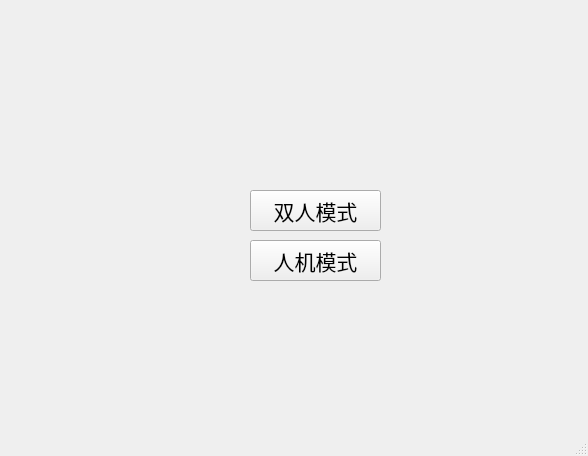
First picture: the form in Start.ui, repository kwisatz-haderach2/2024C-Final-Project, before the edit.
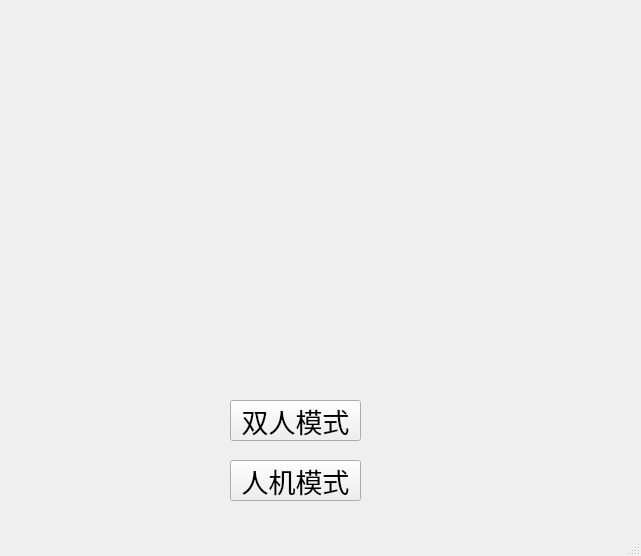
Second picture: the form after the edit. Icons and pictures are not drawn.

Patch:
```diff
--- a/Start.ui
+++ b/Start.ui
@@ -6,19 +6,44 @@
    <rect>
     <x>0</x>
     <y>0</y>
-    <width>588</width>
-    <height>456</height>
+    <width>641</width>
+    <height>556</height>
    </rect>
   </property>
+  <property name="font">
+   <font>
+    <family>隶书</family>
+    <pointsize>14</pointsize>
+   </font>
+  </property>
   <property name="windowTitle">
-   <string>start</string>
+   <string>中国象棋</string>
+  </property>
+  <property name="windowIcon">
+   <iconset resource="res.qrc">
+    <normaloff>:/image/res/OIP-removebg-preview.png</normaloff>:/image/res/OIP-removebg-preview.png</iconset>
+  </property>
+  <property name="styleSheet">
+   <string notr="true">#centralwidget{border-image:url(:/image/res/1.png)}</string>
+  </property>
+  <property name="iconSize">
+   <size>
+    <width>50</width>
+    <height>50</height>
+   </size>
+  </property>
+  <property name="toolButtonStyle">
+   <enum>Qt::ToolButtonIconOnly</enum>
+  </property>
+  <property name="tabShape">
+   <enum>QTabWidget::Rounded</enum>
   </property>
   <widget class="QWidget" name="centralwidget">
    <widget class="QPushButton" name="pushButton_ManMan">
     <property name="geometry">
      <rect>
-      <x>250</x>
-      <y>190</y>
+      <x>230</x>
+      <y>400</y>
       <width>131</width>
       <height>41</height>
      </rect>
@@ -26,9 +51,12 @@
     <property name="font">
      <font>
       <family>楷体</family>
-      <pointsize>16</pointsize>
+      <pointsize>20</pointsize>
      </font>
     </property>
+    <property name="styleSheet">
+     <string notr="true"/>
+    </property>
     <property name="text">
      <string>双人模式</string>
     </property>
@@ -36,10 +64,10 @@
    <widget class="QLabel" name="label">
     <property name="geometry">
      <rect>
-      <x>10</x>
-      <y>30</y>
-      <width>221</width>
-      <height>71</height>
+      <x>80</x>
+      <y>70</y>
+      <width>431</width>
+      <height>181</height>
      </rect>
     </property>
     <property name="baseSize">
@@ -61,8 +89,8 @@
    <widget class="QPushButton" name="pushButton_ManMachine">
     <property name="geometry">
      <rect>
-      <x>250</x>
-      <y>240</y>
+      <x>230</x>
+      <y>460</y>
       <width>131</width>
       <height>41</height>
      </rect>
@@ -70,9 +98,12 @@
     <property name="font">
      <font>
       <family>楷体</family>
-      <pointsize>16</pointsize>
+      <pointsize>20</pointsize>
      </font>
     </property>
+    <property name="styleSheet">
+     <string notr="true"/>
+    </property>
     <property name="text">
      <string>人机模式</string>
     </property>
```
Left out of the diff: 14 changed lines with no effect on the pictures.
